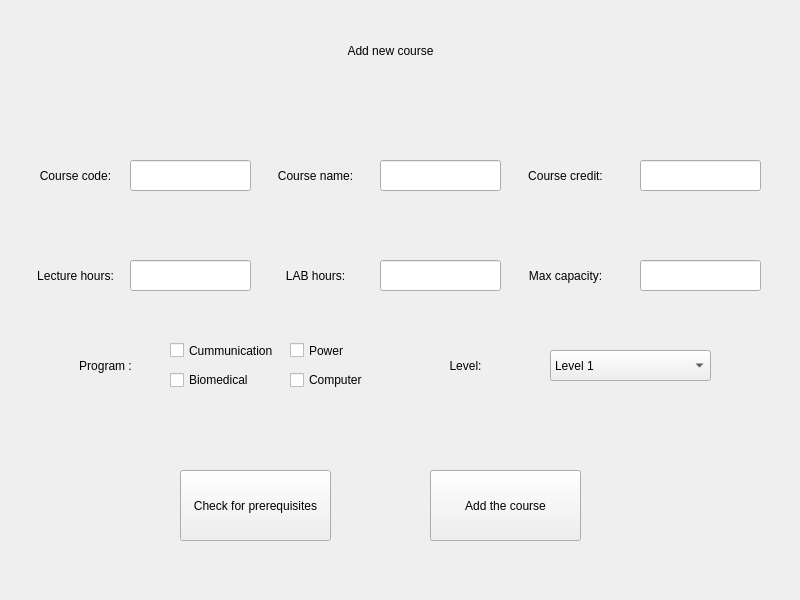
First picture: the form in GUI_AddingNewCourse.ui, repository nwaaf20050-netizen/EE202_Course_Project, before the edit.
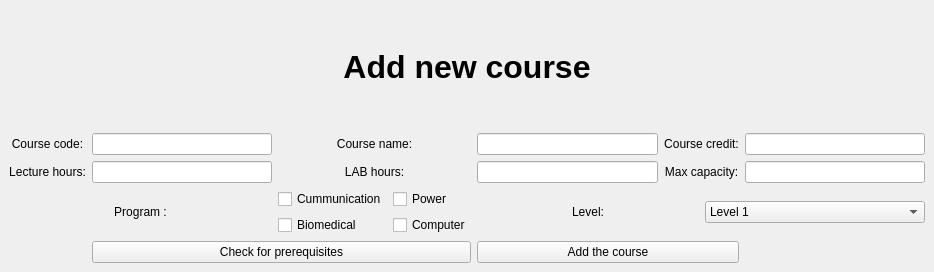
Second picture: the form after the edit.

```diff
--- a/GUI_AddingNewCourse.ui
+++ b/GUI_AddingNewCourse.ui
@@ -6,171 +6,31 @@
    <rect>
     <x>0</x>
     <y>0</y>
-    <width>800</width>
-    <height>600</height>
+    <width>934</width>
+    <height>272</height>
    </rect>
   </property>
   <property name="windowTitle">
    <string>MainWindow</string>
   </property>
   <widget class="QWidget" name="centralwidget">
+   <layout class="QGridLayout" name="gridLayout_2">
+    <item row="0" column="0" colspan="7">
    <widget class="QLabel" name="label">
-    <property name="geometry">
-     <rect>
-      <x>100</x>
-      <y>10</y>
-      <width>581</width>
-      <height>81</height>
-     </rect>
-    </property>
     <property name="styleSheet">
      <string notr="true">font: 36pt &quot;Rockwell&quot;;
 </string>
     </property>
     <property name="text">
-     <string>Add new course</string>
+       <string>&lt;html&gt;&lt;head/&gt;&lt;body&gt;&lt;p align=&quot;center&quot;&gt;&lt;span style=&quot; font-size:24pt; font-weight:600;&quot;&gt;Add new course&lt;/span&gt;&lt;/p&gt;&lt;/body&gt;&lt;/html&gt;</string>
     </property>
     <property name="alignment">
      <set>Qt::AlignCenter</set>
     </property>
    </widget>
-   <widget class="QLineEdit" name="lineEdit_CourseCode">
-    <property name="geometry">
-     <rect>
-      <x>130</x>
-      <y>160</y>
-      <width>121</width>
-      <height>31</height>
-     </rect>
-    </property>
-    <property name="styleSheet">
-     <string notr="true">font: 12pt &quot;rockwell&quot;</string>
-    </property>
-    <property name="alignment">
-     <set>Qt::AlignCenter</set>
-    </property>
-   </widget>
-   <widget class="QPushButton" name="pushButton_CheckPrerequisites">
-    <property name="geometry">
-     <rect>
-      <x>180</x>
-      <y>470</y>
-      <width>151</width>
-      <height>71</height>
-     </rect>
-    </property>
-    <property name="styleSheet">
-     <string notr="true">font: 10pt &quot;Rockwell&quot;</string>
-    </property>
-    <property name="text">
-     <string>Check for prerequisites</string>
-    </property>
-   </widget>
-   <widget class="QPushButton" name="pushButton_AddCourse">
-    <property name="geometry">
-     <rect>
-      <x>430</x>
-      <y>470</y>
-      <width>151</width>
-      <height>71</height>
-     </rect>
-    </property>
-    <property name="styleSheet">
-     <string notr="true">font: 12pt &quot;Rockwell&quot;</string>
-    </property>
-    <property name="text">
-     <string>Add the course</string>
-    </property>
-   </widget>
-   <widget class="QLineEdit" name="lineEdit_CourseName">
-    <property name="geometry">
-     <rect>
-      <x>380</x>
-      <y>160</y>
-      <width>121</width>
-      <height>31</height>
-     </rect>
-    </property>
-    <property name="styleSheet">
-     <string notr="true">font: 12pt &quot;rockwell&quot;</string>
-    </property>
-    <property name="alignment">
-     <set>Qt::AlignCenter</set>
-    </property>
-   </widget>
-   <widget class="QLineEdit" name="lineEdit_CourseCredit">
-    <property name="geometry">
-     <rect>
-      <x>640</x>
-      <y>160</y>
-      <width>121</width>
-      <height>31</height>
-     </rect>
-    </property>
-    <property name="styleSheet">
-     <string notr="true">font: 12pt &quot;rockwell&quot;</string>
-    </property>
-    <property name="alignment">
-     <set>Qt::AlignCenter</set>
-    </property>
-   </widget>
-   <widget class="QLineEdit" name="lineEdit_MaxCapacity">
-    <property name="geometry">
-     <rect>
-      <x>640</x>
-      <y>260</y>
-      <width>121</width>
-      <height>31</height>
-     </rect>
-    </property>
-    <property name="styleSheet">
-     <string notr="true">font: 12pt &quot;rockwell&quot;</string>
-    </property>
-    <property name="alignment">
-     <set>Qt::AlignCenter</set>
-    </property>
-   </widget>
-   <widget class="QLineEdit" name="lineEdit_LectureHours">
-    <property name="geometry">
-     <rect>
-      <x>130</x>
-      <y>260</y>
-      <width>121</width>
-      <height>31</height>
-     </rect>
-    </property>
-    <property name="styleSheet">
-     <string notr="true">font: 12pt &quot;rockwell&quot;</string>
-    </property>
-    <property name="alignment">
-     <set>Qt::AlignCenter</set>
-    </property>
-   </widget>
-   <widget class="QLineEdit" name="lineEdit_LabHours">
-    <property name="geometry">
-     <rect>
-      <x>380</x>
-      <y>260</y>
-      <width>121</width>
-      <height>31</height>
-     </rect>
-    </property>
-    <property name="styleSheet">
-     <string notr="true">font: 12pt &quot;rockwell&quot;</string>
-    </property>
-    <property name="alignment">
-     <set>Qt::AlignCenter</set>
-    </property>
-   </widget>
+    </item>
+    <item row="1" column="0">
    <widget class="QLabel" name="label_2">
-    <property name="geometry">
-     <rect>
-      <x>-10</x>
-      <y>160</y>
-      <width>171</width>
-      <height>31</height>
-     </rect>
-    </property>
     <property name="styleSheet">
      <string notr="true">font: 12pt &quot;rockwell&quot;</string>
     </property>
@@ -181,15 +41,19 @@
      <set>Qt::AlignCenter</set>
     </property>
    </widget>
+    </item>
+    <item row="1" column="1">
+     <widget class="QLineEdit" name="lineEdit_CourseCode">
+      <property name="styleSheet">
+       <string notr="true">font: 12pt &quot;rockwell&quot;</string>
+      </property>
+      <property name="alignment">
+       <set>Qt::AlignCenter</set>
+      </property>
+     </widget>
+    </item>
+    <item row="1" column="2">
    <widget class="QLabel" name="label_3">
-    <property name="geometry">
-     <rect>
-      <x>230</x>
-      <y>160</y>
-      <width>171</width>
-      <height>31</height>
-     </rect>
-    </property>
     <property name="styleSheet">
      <string notr="true">font: 12pt &quot;rockwell&quot;</string>
     </property>
@@ -200,15 +64,19 @@
      <set>Qt::AlignCenter</set>
     </property>
    </widget>
+    </item>
+    <item row="1" column="3">
+     <widget class="QLineEdit" name="lineEdit_CourseName">
+      <property name="styleSheet">
+       <string notr="true">font: 12pt &quot;rockwell&quot;</string>
+      </property>
+      <property name="alignment">
+       <set>Qt::AlignCenter</set>
+      </property>
+     </widget>
+    </item>
+    <item row="1" column="4" colspan="2">
    <widget class="QLabel" name="label_4">
-    <property name="geometry">
-     <rect>
-      <x>480</x>
-      <y>160</y>
-      <width>171</width>
-      <height>31</height>
-     </rect>
-    </property>
     <property name="styleSheet">
      <string notr="true">font: 12pt &quot;rockwell&quot;</string>
     </property>
@@ -219,15 +87,19 @@
      <set>Qt::AlignCenter</set>
     </property>
    </widget>
+    </item>
+    <item row="1" column="6">
+     <widget class="QLineEdit" name="lineEdit_CourseCredit">
+      <property name="styleSheet">
+       <string notr="true">font: 12pt &quot;rockwell&quot;</string>
+      </property>
+      <property name="alignment">
+       <set>Qt::AlignCenter</set>
+      </property>
+     </widget>
+    </item>
+    <item row="2" column="0">
    <widget class="QLabel" name="label_5">
-    <property name="geometry">
-     <rect>
-      <x>-10</x>
-      <y>260</y>
-      <width>171</width>
-      <height>31</height>
-     </rect>
-    </property>
     <property name="styleSheet">
      <string notr="true">font: 12pt &quot;rockwell&quot;</string>
     </property>
@@ -238,15 +110,19 @@
      <set>Qt::AlignCenter</set>
     </property>
    </widget>
+    </item>
+    <item row="2" column="1">
+     <widget class="QLineEdit" name="lineEdit_LectureHours">
+      <property name="styleSheet">
+       <string notr="true">font: 12pt &quot;rockwell&quot;</string>
+      </property>
+      <property name="alignment">
+       <set>Qt::AlignCenter</set>
+      </property>
+     </widget>
+    </item>
+    <item row="2" column="2">
    <widget class="QLabel" name="label_6">
-    <property name="geometry">
-     <rect>
-      <x>230</x>
-      <y>260</y>
-      <width>171</width>
-      <height>31</height>
-     </rect>
-    </property>
     <property name="styleSheet">
      <string notr="true">font: 12pt &quot;rockwell&quot;</string>
     </property>
@@ -257,15 +133,19 @@
      <set>Qt::AlignCenter</set>
     </property>
    </widget>
+    </item>
+    <item row="2" column="3">
+     <widget class="QLineEdit" name="lineEdit_LabHours">
+      <property name="styleSheet">
+       <string notr="true">font: 12pt &quot;rockwell&quot;</string>
+      </property>
+      <property name="alignment">
+       <set>Qt::AlignCenter</set>
+      </property>
+     </widget>
+    </item>
+    <item row="2" column="4" colspan="2">
    <widget class="QLabel" name="label_7">
-    <property name="geometry">
-     <rect>
-      <x>480</x>
-      <y>260</y>
-      <width>171</width>
-      <height>31</height>
-     </rect>
-    </property>
     <property name="styleSheet">
      <string notr="true">font: 12pt &quot;rockwell&quot;</string>
     </property>
@@ -276,15 +156,45 @@
      <set>Qt::AlignCenter</set>
     </property>
    </widget>
+    </item>
+    <item row="2" column="6">
+     <widget class="QLineEdit" name="lineEdit_MaxCapacity">
+      <property name="styleSheet">
+       <string notr="true">font: 12pt &quot;rockwell&quot;</string>
+      </property>
+      <property name="alignment">
+       <set>Qt::AlignCenter</set>
+      </property>
+     </widget>
+    </item>
+    <item row="4" column="0" colspan="2">
+     <widget class="QLabel" name="label_8">
+      <property name="styleSheet">
+       <string notr="true">font: 12pt &quot;rockwell&quot;</string>
+      </property>
+      <property name="text">
+       <string>Program :</string>
+      </property>
+      <property name="alignment">
+       <set>Qt::AlignCenter</set>
+      </property>
+     </widget>
+    </item>
+    <item row="4" column="3" colspan="2">
+     <widget class="QLabel" name="label_9">
+      <property name="styleSheet">
+       <string notr="true">font: 12pt &quot;rockwell&quot;</string>
+      </property>
+      <property name="text">
+       <string>Level:</string>
+      </property>
+      <property name="alignment">
+       <set>Qt::AlignCenter</set>
+      </property>
+     </widget>
+    </item>
+    <item row="4" column="5" colspan="2">
    <widget class="QComboBox" name="comboBox_Level">
-    <property name="geometry">
-     <rect>
-      <x>550</x>
-      <y>350</y>
-      <width>161</width>
-      <height>31</height>
-     </rect>
-    </property>
     <property name="styleSheet">
      <string notr="true">font: 12pt &quot;Rockwell&quot;</string>
     </property>
@@ -309,69 +219,31 @@
      </property>
     </item>
    </widget>
-   <widget class="QLabel" name="label_8">
-    <property name="geometry">
-     <rect>
-      <x>20</x>
-      <y>350</y>
-      <width>171</width>
-      <height>31</height>
-     </rect>
-    </property>
+    </item>
+    <item row="6" column="1" colspan="2">
+     <widget class="QPushButton" name="pushButton_CheckPrerequisites">
     <property name="styleSheet">
-     <string notr="true">font: 12pt &quot;rockwell&quot;</string>
+       <string notr="true">font: 10pt &quot;Rockwell&quot;</string>
     </property>
     <property name="text">
-     <string>Program :</string>
-    </property>
-    <property name="alignment">
-     <set>Qt::AlignCenter</set>
-    </property>
-   </widget>
-   <widget class="QLabel" name="label_9">
-    <property name="geometry">
-     <rect>
-      <x>380</x>
-      <y>350</y>
-      <width>171</width>
-      <height>31</height>
-     </rect>
-    </property>
+       <string>Check for prerequisites</string>
+      </property>
+     </widget>
+    </item>
+    <item row="6" column="3" colspan="3">
+     <widget class="QPushButton" name="pushButton_AddCourse">
     <property name="styleSheet">
-     <string notr="true">font: 12pt &quot;rockwell&quot;</string>
+       <string notr="true">font: 12pt &quot;Rockwell&quot;</string>
     </property>
     <property name="text">
-     <string>Level:</string>
-    </property>
-    <property name="alignment">
-     <set>Qt::AlignCenter</set>
-    </property>
-   </widget>
-   <widget class="QCheckBox" name="checkBox_Communication">
-    <property name="geometry">
-     <rect>
-      <x>170</x>
-      <y>340</y>
-      <width>111</width>
-      <height>21</height>
-     </rect>
-    </property>
-    <property name="styleSheet">
-     <string notr="true">font: 9pt &quot;Rockwell&quot;</string>
-    </property>
-    <property name="text">
-     <string>Cummunication</string>
-    </property>
-   </widget>
+       <string>Add the course</string>
+      </property>
+     </widget>
+    </item>
+    <item row="4" column="2">
+     <layout class="QGridLayout" name="gridLayout">
+      <item row="1" column="0">
    <widget class="QCheckBox" name="checkBox_Biomedical">
-    <property name="geometry">
-     <rect>
-      <x>170</x>
-      <y>370</y>
-      <width>81</width>
-      <height>20</height>
-     </rect>
-    </property>
     <property name="styleSheet">
      <string notr="true">font: 9pt &quot;Rockwell&quot;</string>
     </property>
@@ -379,31 +251,19 @@
      <string>Biomedical</string>
     </property>
    </widget>
-   <widget class="QCheckBox" name="checkBox_Computer">
-    <property name="geometry">
-     <rect>
-      <x>290</x>
-      <y>370</y>
-      <width>81</width>
-      <height>20</height>
-     </rect>
-    </property>
+      </item>
+      <item row="0" column="0">
+       <widget class="QCheckBox" name="checkBox_Communication">
     <property name="styleSheet">
      <string notr="true">font: 9pt &quot;Rockwell&quot;</string>
     </property>
     <property name="text">
-     <string>Computer</string>
-    </property>
-   </widget>
+         <string>Cummunication</string>
+        </property>
+       </widget>
+      </item>
+      <item row="0" column="1">
    <widget class="QCheckBox" name="checkBox_Power">
-    <property name="geometry">
-     <rect>
-      <x>290</x>
-      <y>340</y>
-      <width>111</width>
-      <height>21</height>
-     </rect>
-    </property>
     <property name="styleSheet">
      <string notr="true">font: 9pt &quot;Rockwell&quot;</string>
     </property>
@@ -411,6 +271,20 @@
      <string>Power</string>
     </property>
    </widget>
+      </item>
+      <item row="1" column="1">
+       <widget class="QCheckBox" name="checkBox_Computer">
+        <property name="styleSheet">
+         <string notr="true">font: 9pt &quot;Rockwell&quot;</string>
+        </property>
+        <property name="text">
+         <string>Computer</string>
+        </property>
+       </widget>
+      </item>
+     </layout>
+    </item>
+   </layout>
   </widget>
   <widget class="QMenuBar" name="menubar">
    <property name="geometry">
```
Left out of the diff: 4 changed lines with no effect on the pictures. Lines whose indentation alone changed are shown as unchanged.
